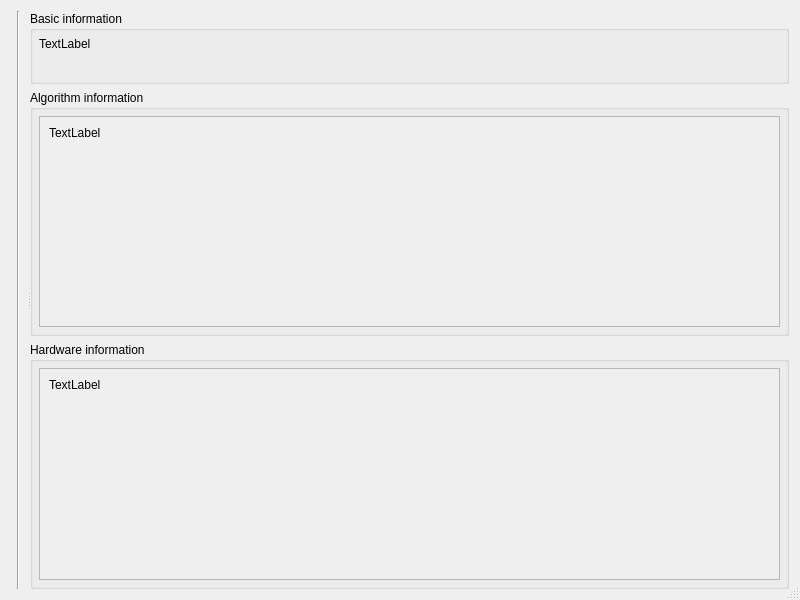
Old version of the form core/graphics/Path_Solving_preview.ui in the repository KmolYuan/Pyslvs-UI.
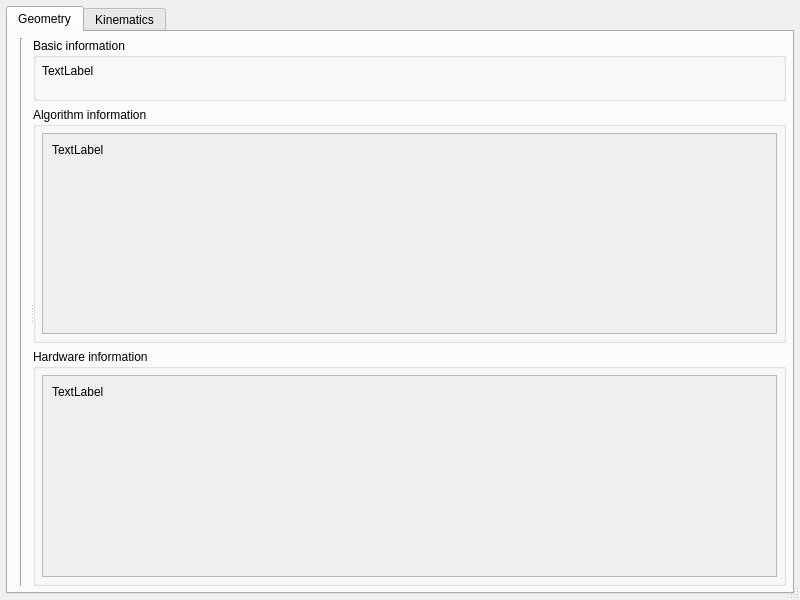
New version of the form.

Commit message: Prepar for Kinematics chart.

The edit to the form file:
```diff
--- a/core/graphics/Path_Solving_preview.ui
+++ b/core/graphics/Path_Solving_preview.ui
@@ -25,7 +25,41 @@
   <property name="modal">
    <bool>true</bool>
   </property>
+  <layout class="QVBoxLayout" name="verticalLayout_6">
+   <property name="leftMargin">
+    <number>6</number>
+   </property>
+   <property name="topMargin">
+    <number>6</number>
+   </property>
+   <property name="rightMargin">
+    <number>6</number>
+   </property>
+   <property name="bottomMargin">
+    <number>6</number>
+   </property>
+   <item>
+    <widget class="QTabWidget" name="information_tab">
+     <property name="currentIndex">
+      <number>0</number>
+     </property>
+     <widget class="QWidget" name="geometry">
+      <attribute name="title">
+       <string>Geometry</string>
+      </attribute>
   <layout class="QVBoxLayout" name="verticalLayout">
+       <property name="leftMargin">
+        <number>6</number>
+       </property>
+       <property name="topMargin">
+        <number>6</number>
+       </property>
+       <property name="rightMargin">
+        <number>6</number>
+       </property>
+       <property name="bottomMargin">
+        <number>6</number>
+       </property>
    <item>
     <widget class="QSplitter" name="splitter">
      <property name="orientation">
@@ -152,8 +186,8 @@
               <rect>
                <x>0</x>
                <y>0</y>
-               <width>745</width>
-               <height>204</height>
+                   <width>735</width>
+                   <height>186</height>
               </rect>
              </property>
              <layout class="QVBoxLayout" name="verticalLayout_5">
@@ -218,8 +252,8 @@
               <rect>
                <x>0</x>
                <y>0</y>
-               <width>745</width>
-               <height>204</height>
+                   <width>735</width>
+                   <height>186</height>
               </rect>
              </property>
              <layout class="QVBoxLayout" name="verticalLayout_8">
@@ -257,6 +291,15 @@
         </widget>
        </item>
       </layout>
+         </widget>
+        </widget>
+       </item>
+      </layout>
+     </widget>
+     <widget class="QWidget" name="kinematics">
+      <attribute name="title">
+       <string>Kinematics</string>
+      </attribute>
      </widget>
     </widget>
    </item>
```
Lines whose indentation alone changed are shown as unchanged. The commit also changes 4 other files.
